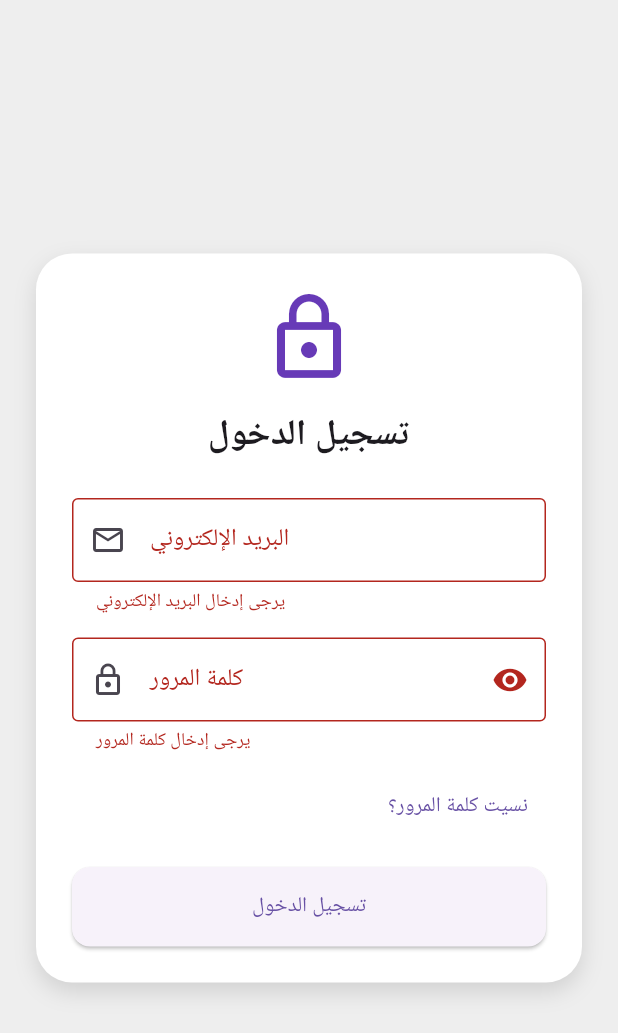
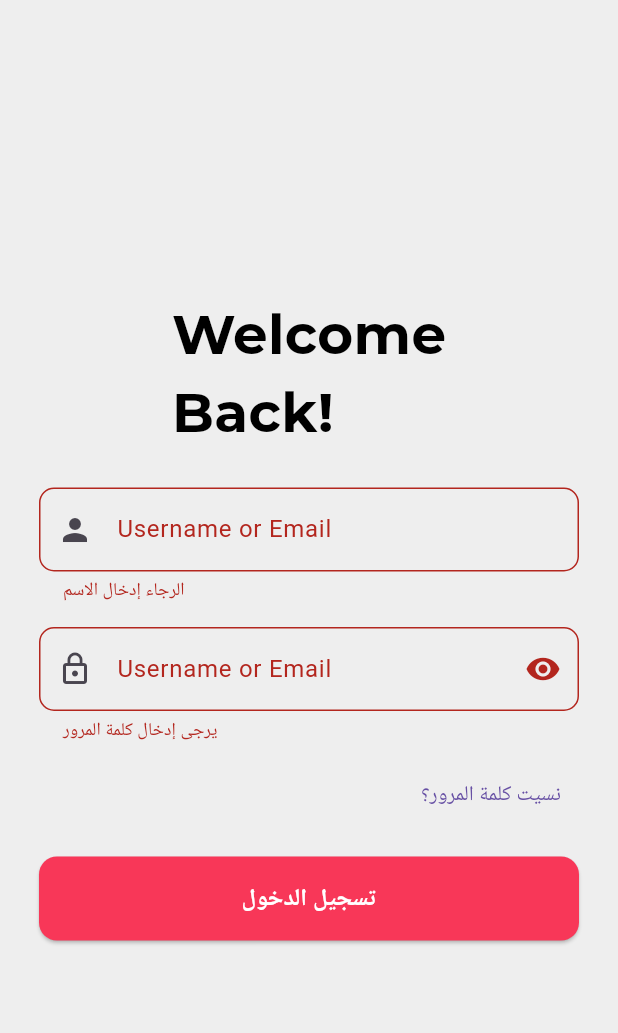
Before and after one commit to Mohamed-Yahiaa/ecommerce_app_v3, a Flutter app: the screen it shows after launch, after a tap on "Skip", after a tap on "تسجيل الدخول", on a phone screen of 412 x 824 dp. Shown: the top 1033 px of the screen. Run offline on Flutter 3.47's test engine with Material 3 defaults, Android fonts, the phone set to English and light mode, and no system bars; our stand-ins replace flutter_bloc, flutter_screenutil; project files that could hold a hidden picture were left out.

Commit message:
another save

```diff
--- a/lib/core/theming/colors.dart
+++ b/lib/core/theming/colors.dart
@@ -1,8 +1,9 @@
 import 'package:flutter/material.dart';
 
-class ColorsManager {
+class ClrMngr {
   static const Color mainBlue = Color(0xFF247CFF);
   static const Color gray = Color(0xFF757575);
+  static const Color rose = Color(0xFFF83758);
 //استخدام تسمية توضح الغرض من اللون وليس قيمته فقط
   static const Color primary = Color(0xFF0066FF);
   static const Color background = Color(0xFFFFFFFF);
--- a/lib/core/theming/styles.dart
+++ b/lib/core/theming/styles.dart
@@ -5,14 +5,14 @@ import 'package:ecommerce_app/core/theming/colors.dart';
 class TextStyles {
   //فيه طريقتين بنستخدمهم فى التسمية depends على فيجما فايل اللى جايلى
 
-  static const String primaryFont = 'MontserratRegular';
-  static const String semiBold = 'MontserratSemibold';
-  static const String bold = 'MontserratBold';
-  static const String extraBold = 'MontserratExtrabold';
+  static const String primaryFont = 'MontserratRegular'; //400
+  static const String semiBold = 'MontserratSemibold'; //600
+  static const String bold = 'MontserratBold'; //700
+  static const String extraBold = 'MontserratExtrabold'; //800
 
   static TextStyle font14GraySemibold = TextStyle(
     fontSize: 14.sp,
-    color: ColorsManager.gray,
+    color: ClrMngr.gray,
     fontFamily: semiBold,
     fontWeight: FontWeight.w600,
   );
--- a/lib/doc_app.dart
+++ b/lib/doc_app.dart
@@ -20,7 +20,7 @@ class DocApp extends StatelessWidget {
       child: MaterialApp(
         title: 'Flutter Demo',
         theme: ThemeData(
-          primaryColor: ColorsManager.mainBlue,
+          primaryColor: ClrMngr.mainBlue,
           scaffoldBackgroundColor: Colors.white,
         ),
         debugShowCheckedModeBanner: false,
--- a/lib/features/auth/presentation/screens/login_screen.dart
+++ b/lib/features/auth/presentation/screens/login_screen.dart
@@ -1,3 +1,9 @@
+import 'package:ecommerce_app/core/theming/styles.dart';
+import 'package:ecommerce_app/features/auth/presentation/widgets/Button_Rose.dart';
+import 'package:ecommerce_app/features/auth/presentation/widgets/TxtBox.dart';
+import 'package:ecommerce_app/features/auth/presentation/widgets/TxtBox_name.dart';
+import 'package:ecommerce_app/features/auth/presentation/widgets/forgot_password.dart';
+import 'package:ecommerce_app/features/auth/presentation/widgets/txt_Pass.dart';
 import 'package:flutter/material.dart';
 
 class LoginScreen extends StatefulWidget {
@@ -9,20 +15,20 @@ class LoginScreen extends StatefulWidget {
 
 class _LoginPageState extends State<LoginScreen> {
   final _formKey = GlobalKey<FormState>();
-  final _emailController = TextEditingController();
+  final _nameController = TextEditingController();
   final _passwordController = TextEditingController();
   bool _obscurePassword = true;
 
   @override
   void dispose() {
-    _emailController.dispose();
+    _nameController.dispose();
     _passwordController.dispose();
     super.dispose();
   }
 
   void _login() {
     if (_formKey.currentState!.validate()) {
-      final email = _emailController.text;
+      final email = _nameController.text;
       final password = _passwordController.text;
 
       // هنا تقدر تضيف منطق تسجيل الدخول الحقيقي
@@ -43,117 +49,42 @@ class _LoginPageState extends State<LoginScreen> {
       backgroundColor: Colors.grey[200],
       body: Center(
         child: SingleChildScrollView(
-          padding: const EdgeInsets.all(24),
+          //padding: const EdgeInsets.all(24),
           child: Container(
-            padding: const EdgeInsets.all(24),
+            padding: const EdgeInsets.all(26),
             width: size.width < 500 ? double.infinity : 400,
-            decoration: BoxDecoration(
-              color: Colors.white,
-              borderRadius: BorderRadius.circular(24),
-              boxShadow: const [
-                BoxShadow(
-                  color: Colors.black12,
-                  blurRadius: 12,
-                  offset: Offset(0, 6),
-                ),
-              ],
-            ),
             child: Form(
               key: _formKey,
               child: Column(
                 mainAxisSize: MainAxisSize.min,
                 children: [
-                  const Icon(Icons.lock_outline,
-                      size: 64, color: Colors.deepPurple),
-                  const SizedBox(height: 16),
-                  const Text(
-                    'تسجيل الدخول',
-                    style: TextStyle(fontSize: 24, fontWeight: FontWeight.bold),
+                  Text(
+                    'Welcome\nBack!',
+                    style: TextStyles.font36BlackBold,
                   ),
                   const SizedBox(height: 24),
 
                   // Email Field
-                  TextFormField(
-                    controller: _emailController,
-                    keyboardType: TextInputType.emailAddress,
-                    decoration: const InputDecoration(
-                      labelText: 'البريد الإلكتروني',
-                      prefixIcon: Icon(Icons.email_outlined),
-                      border: OutlineInputBorder(),
-                    ),
-                    validator: (value) {
-                      if (value == null || value.isEmpty) {
-                        return 'يرجى إدخال البريد الإلكتروني';
-                      }
-                      if (!value.contains('@')) {
-                        return 'صيغة البريد غير صحيحة';
-                      }
-                      return null;
-                    },
-                  ),
+                  TxtBoxName(controller: _nameController),
                   const SizedBox(height: 16),
 
                   // Password Field
-                  TextFormField(
+                  TxtPass(
                     controller: _passwordController,
-                    obscureText: _obscurePassword,
-                    decoration: InputDecoration(
-                      labelText: 'كلمة المرور',
-                      prefixIcon: const Icon(Icons.lock_outline),
-                      border: const OutlineInputBorder(),
-                      suffixIcon: IconButton(
-                        icon: Icon(
-                          _obscurePassword
-                              ? Icons.visibility
-                              : Icons.visibility_off,
-                        ),
-                        onPressed: () {
-                          setState(() {
-                            _obscurePassword = !_obscurePassword;
-                          });
-                        },
-                      ),
-                    ),
-                    validator: (value) {
-                      if (value == null || value.isEmpty) {
-                        return 'يرجى إدخال كلمة المرور';
-                      }
-                      if (value.length < 6) {
-                        return 'كلمة المرور يجب أن تكون 6 أحرف على الأقل';
-                      }
-                      return null;
-                    },
+                    onPressed: () => setState(() {
+                      _obscurePassword = !_obscurePassword;
+                    }),
                   ),
 
                   const SizedBox(height: 12),
 
                   // Forgot Password
-                  Align(
-                    alignment: Alignment.centerRight,
-                    child: TextButton(
-                      onPressed: () {
-                        // هنا تقدر تضيف شاشة نسيت كلمة المرور
-                      },
-                      child: const Text('نسيت كلمة المرور؟'),
-                    ),
-                  ),
+                  ForgotPass(),
 
                   const SizedBox(height: 16),
 
                   // Login Button
-                  SizedBox(
-                    width: double.infinity,
-                    child: ElevatedButton(
-                      onPressed: _login,
-                      style: ElevatedButton.styleFrom(
-                        padding: const EdgeInsets.symmetric(vertical: 16),
-                        shape: RoundedRectangleBorder(
-                          borderRadius: BorderRadius.circular(12),
-                        ),
-                      ),
-                      child: const Text('تسجيل الدخول'),
-                    ),
-                  ),
+                  ButtonRose(onPressed: () => _login()),
                 ],
               ),
             ),
--- /dev/null
+++ b/lib/features/auth/presentation/widgets/Button_Rose.dart
@@ -0,0 +1,35 @@
+import 'package:ecommerce_app/core/theming/colors.dart';
+import 'package:flutter/material.dart';
+
+class ButtonRose extends StatelessWidget {
+  final VoidCallback onPressed;
+  const ButtonRose({
+    super.key,
+    required this.onPressed,
+  });
+
+  @override
+  Widget build(BuildContext context) {
+    return SizedBox(
+      width: double.infinity,
+      child: ElevatedButton(
+        onPressed: onPressed,
+        style: ElevatedButton.styleFrom(
+          backgroundColor: ClrMngr.rose, // 👈 هنا لون الخلفية
+          padding: const EdgeInsets.symmetric(vertical: 16),
+          shape: RoundedRectangleBorder(
+            borderRadius: BorderRadius.circular(12),
+          ),
+        ),
+        child: const Text(
+          'تسجيل الدخول',
+          style: TextStyle(
+            color: Colors.white, // 👈 لون النص
+            fontSize: 16, // اختياري: حجم الخط
+            fontWeight: FontWeight.bold, // اختياري: ن
+          ),
+        ),
+      ),
+    );
+  }
+}
--- a/lib/features/auth/presentation/widgets/TxtBox.dart
+++ b/lib/features/auth/presentation/widgets/TxtBox.dart
@@ -2,6 +2,7 @@ import 'package:flutter/material.dart';
 
 class TxtBox extends StatelessWidget {
   final TextEditingController controller;
+  final String labelText;
   final String hintText;
   final bool obscureText;
   final TextInputType keyboardType;
@@ -13,6 +14,7 @@ class TxtBox extends StatelessWidget {
   const TxtBox({
     Key? key,
     required this.controller,
+    this.labelText = '',
     this.hintText = '',
     this.obscureText = false,
     this.keyboardType = TextInputType.text,
@@ -27,10 +29,9 @@ class TxtBox extends StatelessWidget {
     return TextFormField(
       controller: controller,
       decoration: InputDecoration(
+        labelText: labelText,
         hintText: hintText,
-        border: OutlineInputBorder(
-          borderRadius: BorderRadius.circular(8.0),
-        ),
+        border: OutlineInputBorder(borderRadius: BorderRadius.circular(10.0)),
         prefixIcon: prefixIcon,
         suffixIcon: suffixIcon,
       ),
--- /dev/null
+++ b/lib/features/auth/presentation/widgets/TxtBox_name.dart
@@ -0,0 +1,35 @@
+import 'package:ecommerce_app/features/auth/presentation/widgets/TxtBox.dart';
+import 'package:flutter/material.dart';
+
+class TxtBoxName extends StatelessWidget {
+  final TextEditingController controller;
+  final void Function(String)? onChanged;
+
+  const TxtBoxName({
+    Key? key,
+    required this.controller,
+    this.onChanged,
+  }) : super(key: key);
+
+  @override
+  Widget build(BuildContext context) {
+    return TxtBox(
+      controller: controller,
+      labelText: 'Username or Email',
+      hintText: 'Username or Email',
+      keyboardType: TextInputType.name,
+      prefixIcon: const Icon(Icons.person),
+      //suffixIcon: const Icon(Icons.check_circle, color: Colors.green),  حلوة
+      validator: (value) {
+        if (value == null || value.isEmpty) {
+          return 'الرجاء إدخال الاسم';
+        }
+        // if (!value.contains('@')) {
+        //   return 'صيغة البريد غير صحيحة';
+        // }
+        return null;
+      },
+      onChanged: onChanged,
+    );
+  }
+}
--- /dev/null
+++ b/lib/features/auth/presentation/widgets/TxtBox_password.dart
@@ -0,0 +1,50 @@
+import 'package:ecommerce_app/features/auth/presentation/widgets/TxtBox.dart';
+import 'package:flutter/material.dart';
+
+class TxtBoxPassword extends StatefulWidget {
+  final TextEditingController controller;
+  final void Function(String)? onChanged;
+
+  const TxtBoxPassword({
+    Key? key,
+    required this.controller,
+    this.onChanged,
+  }) : super(key: key);
+
+  @override
+  _TxtBoxPasswordState createState() => _TxtBoxPasswordState();
+}
+
+class _TxtBoxPasswordState extends State<TxtBoxPassword> {
+  bool _obscureText = true;
+
+  @override
+  Widget build(BuildContext context) {
+    return TxtBox(
+      controller: widget.controller,
+      hintText: 'أدخل كلمة المرور',
+      obscureText: _obscureText,
+      prefixIcon: const Icon(Icons.lock),
+      suffixIcon: IconButton(
+        icon: Icon(
+          _obscureText ? Icons.visibility : Icons.visibility_off,
+        ),
+        onPressed: () {
+          setState(() {
+            _obscureText = !_obscureText;
+          });
+        },
+      ),
+      validator: (value) {
+        if (value == null || value.isEmpty) {
+          return 'الرجاء إدخال كلمة المرور';
+        }
+        if (value.length < 6) {
+          return 'كلمة المرور يجب أن تكون على الأقل 6 أحرف';
+        }
+        return null;
+      },
+      onChanged: widget.onChanged,
+    );
+  }
+}
--- /dev/null
+++ b/lib/features/auth/presentation/widgets/forgot_password.dart
@@ -0,0 +1,18 @@
+import 'package:flutter/material.dart';
+
+class ForgotPass extends StatelessWidget {
+  const ForgotPass({super.key});
+
+  @override
+  Widget build(BuildContext context) {
+    return Align(
+      alignment: Alignment.centerRight,
+      child: TextButton(
+        onPressed: () {
+          // هنا تقدر تضيف شاشة نسيت كلمة المرور
+        },
+        child: const Text('نسيت كلمة المرور؟'),
+      ),
+    );
+  }
+}
--- /dev/null
+++ b/lib/features/auth/presentation/widgets/txt_Pass.dart
@@ -0,0 +1,36 @@
+import 'package:flutter/material.dart';
+
+class TxtPass extends StatelessWidget {
+  final TextEditingController controller;
+  final VoidCallback onPressed;
+  const TxtPass({super.key, required this.controller, required this.onPressed});
+  final bool _obscurePassword = true;
+
+  @override
+  Widget build(BuildContext context) {
+    return TextFormField(
+      controller: controller,
+      obscureText: _obscurePassword,
+      decoration: InputDecoration(
+        labelText: 'Username or Email',
+        prefixIcon: const Icon(Icons.lock_outline),
+        border: OutlineInputBorder(borderRadius: BorderRadius.circular(10.0)),
+        suffixIcon: IconButton(
+          icon: Icon(
+            _obscurePassword ? Icons.visibility : Icons.visibility_off,
+          ),
+          onPressed: () => onPressed,
+        ),
+      ),
+      validator: (value) {
+        if (value == null || value.isEmpty) {
+          return 'يرجى إدخال كلمة المرور';
+        }
+        if (value.length < 6) {
+          return 'كلمة المرور يجب أن تكون 6 أحرف على الأقل';
+        }
+        return null;
+      },
+    );
+  }
+}
--- a/lib/features/onboarding/presentation/widget/next_button.dart
+++ b/lib/features/onboarding/presentation/widget/next_button.dart
@@ -24,7 +24,7 @@ class NextButton extends StatelessWidget {
           isLastPage ? next(caption: 'Get Started') : next(caption: 'Next'),
           if (!isLastPage) ...[
             SizedBox(width: 8.0),
-            Icon(Icons.arrow_forward, color: ColorsManager.primary, size: 20.0),
+            Icon(Icons.arrow_forward, color: ClrMngr.primary, size: 20.0),
           ],
         ],
       ),
```
